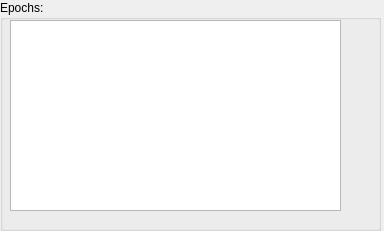
cibr-jyu/meggie, file hoksotin/ui/qt4Designer/epochWidget.ui: the form before one commit.
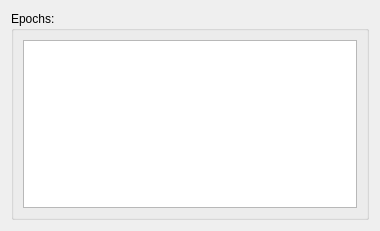
The form after the commit.

```diff
--- a/hoksotin/ui/qt4Designer/epochWidget.ui
+++ b/hoksotin/ui/qt4Designer/epochWidget.ui
@@ -6,36 +6,27 @@
    <rect>
     <x>0</x>
     <y>0</y>
-    <width>384</width>
+    <width>380</width>
     <height>231</height>
    </rect>
   </property>
   <property name="windowTitle">
    <string>Form</string>
   </property>
+  <layout class="QGridLayout" name="gridLayout_2">
+   <item row="0" column="0">
   <widget class="QGroupBox" name="groupBox">
-   <property name="geometry">
-    <rect>
-     <x>0</x>
-     <y>0</y>
-     <width>381</width>
-     <height>231</height>
-    </rect>
-   </property>
    <property name="title">
     <string>Epochs:</string>
    </property>
-   <widget class="QListWidget" name="listWidgetEpochs">
-    <property name="geometry">
-     <rect>
-      <x>10</x>
-      <y>20</y>
-      <width>331</width>
-      <height>191</height>
-     </rect>
-    </property>
-   </widget>
-  </widget>
+     <layout class="QGridLayout" name="gridLayout">
+      <item row="0" column="0">
+       <widget class="QListWidget" name="listWidgetEpochs"/>
+      </item>
+     </layout>
+    </widget>
+   </item>
+  </layout>
  </widget>
  <resources/>
  <connections/>
```
Lines whose indentation alone changed are shown as unchanged.
